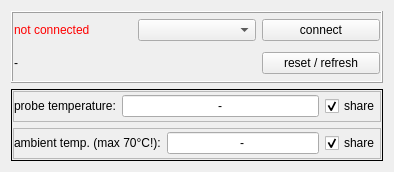
Above: thermocouplewindow.ui from bchjoerni/mlab before the change. Below: the same form after it.
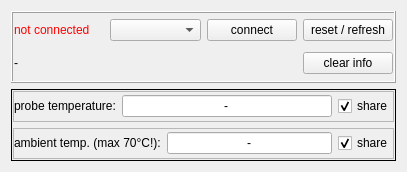
That is the form after the change.

Commit message: mlabsignal system changed, networkremote window changed, portwindows now have buttons reset/refresh and clear info

```diff
--- a/thermocouplewindow.ui
+++ b/thermocouplewindow.ui
@@ -6,7 +6,7 @@
    <rect>
     <x>0</x>
     <y>0</y>
-    <width>394</width>
+    <width>407</width>
     <height>172</height>
    </rect>
   </property>
@@ -55,13 +55,6 @@
         </property>
        </widget>
       </item>
-      <item row="1" column="2">
-       <widget class="QPushButton" name="btn_resetInfo">
-        <property name="text">
-         <string>reset / refresh</string>
-        </property>
-       </widget>
-      </item>
       <item row="1" column="0" colspan="2">
        <widget class="QLabel" name="lbl_info">
         <property name="text">
@@ -69,6 +62,20 @@
         </property>
        </widget>
       </item>
+      <item row="0" column="3">
+       <widget class="QPushButton" name="btn_resetRefresh">
+        <property name="text">
+         <string>reset / refresh</string>
+        </property>
+       </widget>
+      </item>
+      <item row="1" column="3">
+       <widget class="QPushButton" name="btn_clearInfo">
+        <property name="text">
+         <string>clear info</string>
+        </property>
+       </widget>
+      </item>
      </layout>
     </widget>
    </item>
```
The commit also changes 78 other files.
